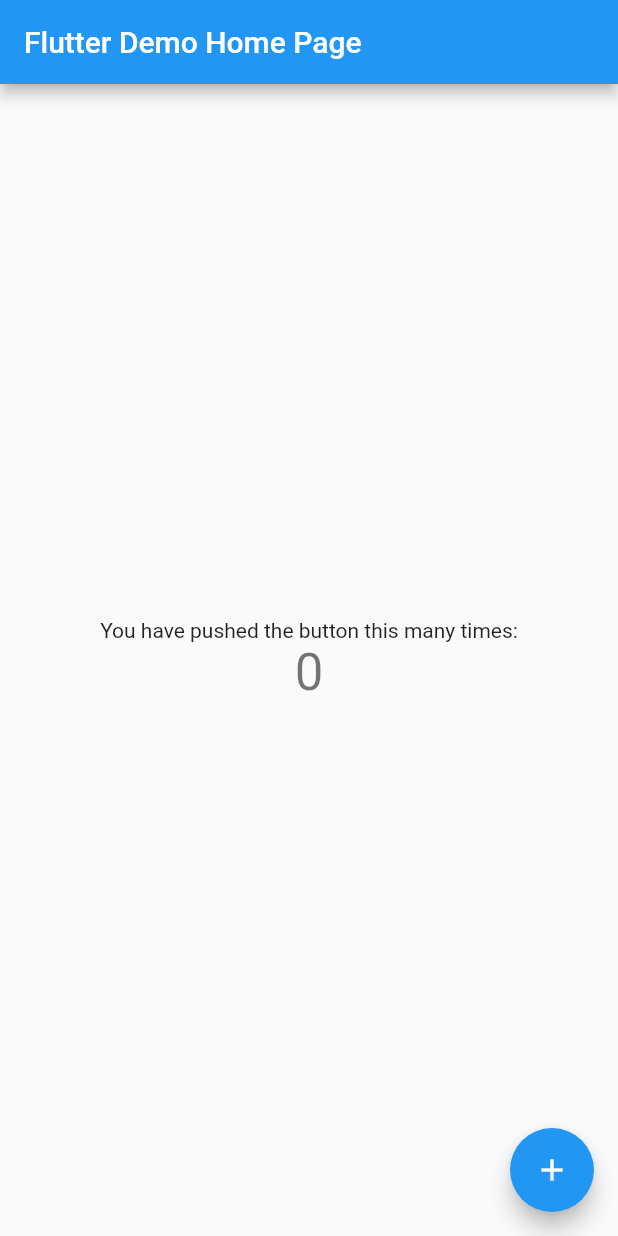
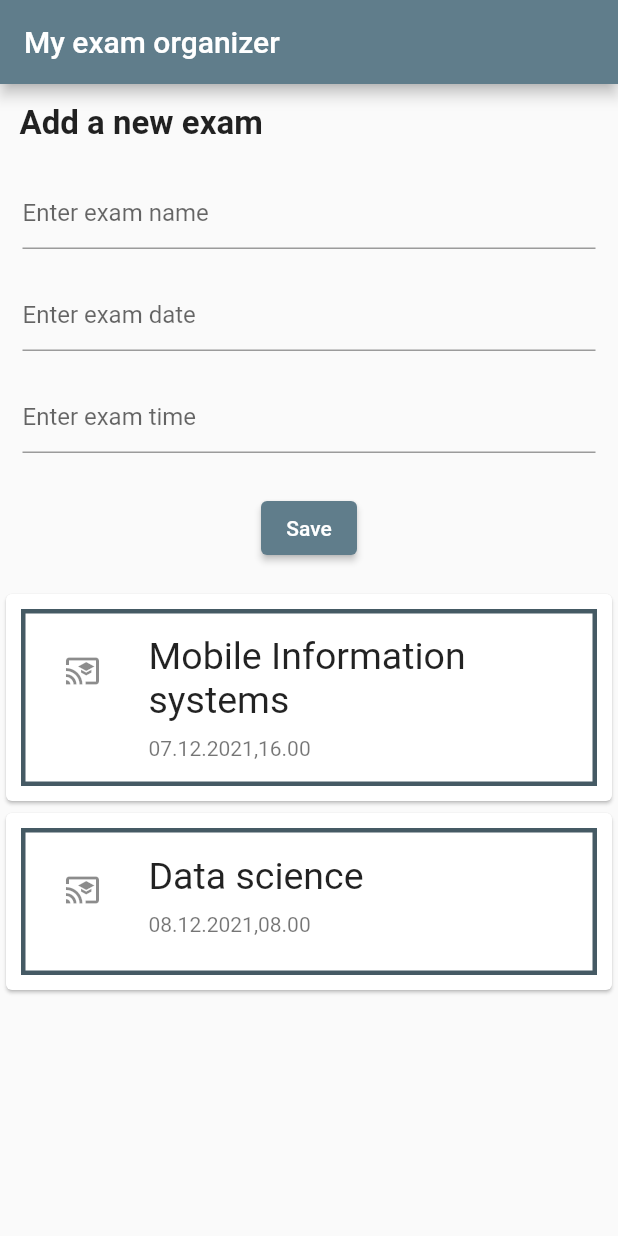
Before and after one commit to marojevikjj/ExamOrganizer, a Flutter app: the screen it shows after launch, on a phone screen of 412 x 824 dp. Run offline on Flutter 3.47's test engine with Material 2 defaults, Android fonts, the phone set to English and light mode, and no system bars.

Commit message:
Add tasks from laboratory exercise 3

```diff
--- /dev/null
+++ b/lib/exam.dart
@@ -0,0 +1,8 @@
+class Exam {
+  String name;
+  String date;
+  String time;
+
+  Exam(this.name, this.date, this.time);
+
+}
--- /dev/null
+++ b/lib/exam_card.dart
@@ -0,0 +1,29 @@
+import 'package:flutter/material.dart';
+
+import 'exam.dart';
+
+class ExamCard extends StatelessWidget {
+  Exam exam;
+
+  ExamCard(this.exam);
+
+  @override
+  Widget build(BuildContext context) {
+    return Card(
+      child: Container (
+          margin: EdgeInsets.all(10),
+          padding: EdgeInsets.all(10),
+          decoration: BoxDecoration(border: Border.all(color: Theme.of(context).primaryColorDark, width: 3)),
+          child:
+            ListTile(
+              leading: const Icon(Icons.cast_for_education),
+              title: Text(exam.name, style: const TextStyle(fontSize: 25)),
+              subtitle: Container(child: Text(exam.date + ',' + exam.time),padding: EdgeInsets.fromLTRB(0,10,0,0),)
+            )
+
+      ),
+
+    );
+  }
+
+}
--- /dev/null
+++ b/lib/exam_form.dart
@@ -0,0 +1,104 @@
+import 'package:flutter/cupertino.dart';
+import 'package:flutter/material.dart';
+import 'package:organizer/main.dart';
+
+import 'exam.dart';
+
+class ExamForm extends StatefulWidget {
+  const ExamForm({Key? key}) : super(key: key);
+
+
+  @override
+  State<StatefulWidget> createState() {
+    // TODO: implement createState
+    return ExamFormState();
+  }
+
+}
+
+class ExamFormState extends State<ExamForm> {
+  final _formKey = GlobalKey<FormState>();
+  Exam exam = Exam('Test','Test','Test');
+
+  @override
+  Widget build(BuildContext context) {
+    // Build a Form widget using the _formKey created above.
+    return Form(
+      key: _formKey,
+      child: Column(
+        crossAxisAlignment: CrossAxisAlignment.center,
+        children: [
+          Padding(
+            padding: EdgeInsets.fromLTRB(15,10,15,10),
+            child: TextFormField(
+            decoration: const InputDecoration(hintText: "Enter exam name"),
+            onSaved: (String? value) {
+              exam.name = value!;
+            },
+            // The validator receives the text that the user has entered.
+            validator: (value) {
+              if (value == null || value.isEmpty) {
+                return 'Please enter exam name';
+              }
+              return null;
+            },
+          ),),
+          Padding(
+            padding: EdgeInsets.fromLTRB(15,10,15,10),
+            child: TextFormField(
+              decoration: InputDecoration(hintText: "Enter exam date"),
+              // The validator receives the text that the user has entered.
+              onSaved: (String? value) {
+                exam.date = value!;
+              },
+              validator: (value) {
+                if (value == null || value.isEmpty) {
+                  return 'Please enter exam date';
+                }
+                return null;
+              },
+            ),
+          ),
+          Padding(
+            padding: EdgeInsets.fromLTRB(15,10,15,10),
+            child: TextFormField(
+              // The validator receives the text that the user has entered.
+              decoration: InputDecoration(hintText: "Enter exam time"),
+              onSaved: (String? value) {
+                exam.time = value!;
+              },
+              validator: (value) {
+                if (value == null || value.isEmpty) {
+                  return 'Please enter exam time';
+                }
+                return null;
+              },
+
+            ),
+
+          ),
+          Padding(
+            padding: const EdgeInsets.symmetric(vertical: 16.0),
+            child: ElevatedButton(
+              onPressed: () {
+                // Validate returns true if the form is valid, or false otherwise.
+                if (_formKey.currentState!.validate()) {
+                  // If the form is valid, display a snackbar. In the real world,
+                  // you'd often call a server or save the information in a database.
+                  _formKey.currentState!.save();
+                  MyHomePage.elements.add(exam);
+                  print(MyHomePage.elements.toString());
+
+                  ScaffoldMessenger.of(context).showSnackBar(
+                    const SnackBar(content: Text('Processing Data')),
+                  );
+                }
+              },
+              child: const Text('Save'),
+            ),
+          ),
+        ],
+      ),
+    );
+  }
+}
--- a/lib/main.dart
+++ b/lib/main.dart
@@ -1,4 +1,7 @@
 import 'package:flutter/material.dart';
+import 'package:organizer/exam.dart';
+import 'package:organizer/exam_card.dart';
+import 'package:organizer/exam_form.dart';
 
 void main() {
   runApp(const MyApp());
@@ -11,7 +14,7 @@ class MyApp extends StatelessWidget {
   @override
   Widget build(BuildContext context) {
     return MaterialApp(
-      title: 'Flutter Demo',
+      title: 'Exam organizer',
       theme: ThemeData(
         // This is the theme of your application.
         //
@@ -22,94 +25,124 @@ class MyApp extends StatelessWidget {
         // or simply save your changes to "hot reload" in a Flutter IDE).
         // Notice that the counter didn't reset back to zero; the application
         // is not restarted.
-        primarySwatch: Colors.blue,
+        primarySwatch: Colors.blueGrey,
       ),
-      home: const MyHomePage(title: 'Flutter Demo Home Page'),
+      home:  MyHomePage(title: 'My exam organizer'),
     );
   }
 }
 
-class MyHomePage extends StatefulWidget {
+// class MyHomePage extends StatefulWidget {
+//   final String title;
+//   final List<Exam> elements;
+//
+//   const MyHomePage({Key? key, required this.title, required this.elements}) : super(key: key);
+//
+//   // This widget is the home page of your application. It is stateful, meaning
+//   // that it has a State object (defined below) that contains fields that affect
+//   // how it looks.
+//
+//   // This class is the configuration for the state. It holds the values (in this
+//   // case the title) provided by the parent (in this case the App widget) and
+//   // used by the build method of the State. Fields in a Widget subclass are
+//   // always marked "final".
+//
+//
+//   @override
+//   State<MyHomePage> createState() => _MyHomePageState(elements: elements);
+//
+// }
+class MyHomePage extends StatelessWidget {
+  final String title;
+  static List<Exam> elements = [Exam("Mobile Information systems", "07.12.2021", "16.00"),Exam("Data science", "08.12.2021", "08.00")];
+
+
+  void addExam(Exam exam) {
+    elements.add(exam);
+  }
+
   const MyHomePage({Key? key, required this.title}) : super(key: key);
-
-  // This widget is the home page of your application. It is stateful, meaning
-  // that it has a State object (defined below) that contains fields that affect
-  // how it looks.
-
-  // This class is the configuration for the state. It holds the values (in this
-  // case the title) provided by the parent (in this case the App widget) and
-  // used by the build method of the State. Fields in a Widget subclass are
-  // always marked "final".
-
-  final String title;
-
-  @override
-  State<MyHomePage> createState() => _MyHomePageState();
-}
-
-class _MyHomePageState extends State<MyHomePage> {
-  int _counter = 0;
-
-  void _incrementCounter() {
-    setState(() {
-      // This call to setState tells the Flutter framework that something has
-      // changed in this State, which causes it to rerun the build method below
-      // so that the display can reflect the updated values. If we changed
-      // _counter without calling setState(), then the build method would not be
-      // called again, and so nothing would appear to happen.
-      _counter++;
-    });
-  }
 
   @override
   Widget build(BuildContext context) {
-    // This method is rerun every time setState is called, for instance as done
-    // by the _incrementCounter method above.
-    //
-    // The Flutter framework has been optimized to make rerunning build methods
-    // fast, so that you can just rebuild anything that needs updating rather
-    // than having to individually change instances of widgets.
     return Scaffold(
       appBar: AppBar(
-        // Here we take the value from the MyHomePage object that was created by
-        // the App.build method, and use it to set our appbar title.
-        title: Text(widget.title),
+        title: Text(title),
       ),
-      body: Center(
-        // Center is a layout widget. It takes a single child and positions it
-        // in the middle of the parent.
-        child: Column(
-          // Column is also a layout widget. It takes a list of children and
-          // arranges them vertically. By default, it sizes itself to fit its
-          // children horizontally, and tries to be as tall as its parent.
-          //
-          // Invoke "debug painting" (press "p" in the console, choose the
-          // "Toggle Debug Paint" action from the Flutter Inspector in Android
-          // Studio, or the "Toggle Debug Paint" command in Visual Studio Code)
-          // to see the wireframe for each widget.
-          //
-          // Column has various properties to control how it sizes itself and
-          // how it positions its children. Here we use mainAxisAlignment to
-          // center the children vertically; the main axis here is the vertical
-          // axis because Columns are vertical (the cross axis would be
-          // horizontal).
-          mainAxisAlignment: MainAxisAlignment.center,
-          children: <Widget>[
-            const Text(
-              'You have pushed the button this many times:',
+      body: Column(children: [
+        Row(children: const [
+          Center(child: Padding(
+            padding: EdgeInsets.all(13),
+            child: Text(
+              'Add a new exam',
+              style: TextStyle(fontSize: 22, fontWeight: FontWeight.bold),
             ),
-            Text(
-              '$_counter',
-              style: Theme.of(context).textTheme.headline4,
-            ),
-          ],
+          ),),
+         ],
         ),
-      ),
-      floatingActionButton: FloatingActionButton(
-        onPressed: _incrementCounter,
-        tooltip: 'Increment',
-        child: const Icon(Icons.add),
-      ), // This trailing comma makes auto-formatting nicer for build methods.
-    );
+      Row( children: [Expanded(child: ExamForm())]),
+      Expanded(child: ListView.builder(itemCount: elements.length,itemBuilder: (contx,index) {
+        return ExamCard(elements[index]);
+      })),
+      ],));
   }
+
+
 }
+
+// class _MyHomePageState extends State<MyHomePage> {
+//   int _counter = 0;
+//   final List<Exam> elements;
+//   _MyHomePageState({Key? key, required this.elements});
+//
+//
+//   void _incrementCounter() {
+//     setState(() {
+//       // This call to setState tells the Flutter framework that something has
+//       // changed in this State, which causes it to rerun the build method below
+//       // so that the display can reflect the updated values. If we changed
+//       // _counter without calling setState(), then the build method would not be
+//       // called again, and so nothing would appear to happen.
+//       _counter++;
+//     });
+//   }
+//
+//   @override
+//   Widget build(BuildContext context) {
+//     // This method is rerun every time setState is called, for instance as done
+//     // by the _incrementCounter method above.
+//     //
+//     // The Flutter framework has been optimized to make rerunning build methods
+//     // fast, so that you can just rebuild anything that needs updating rather
+//     // than having to individually change instances of widgets.
+//     return Scaffold(
+//       appBar: AppBar(
+//         // Here we take the value from the MyHomePage object that was created by
+//         // the App.build method, and use it to set our appbar title.
+//         title: Text(widget.title),
+//       ),
+//       body: Center(
+//         child: Column(
+//           children: const [
+//             Padding(
+//               padding: EdgeInsets.all(13),
+//               child: Text(
+//                 'Add a new exam',
+//                 style: TextStyle(fontSize: 22, fontWeight: FontWeight.bold),
+//               ),
+//             )
+//
+//
+//           ],
+//
+//         ),
+//       ),
+//       floatingActionButton: FloatingActionButton(
+//         onPressed: _incrementCounter,
+//         tooltip: 'Increment',
+//         child: const Icon(Icons.add),
+//       ),
+//       // This trailing comma makes auto-formatting nicer for build methods.
+//     );
+//   }
+// }
```
Also changed, not shown: lib/exam_list.dart (added, +25 -0 lines).
